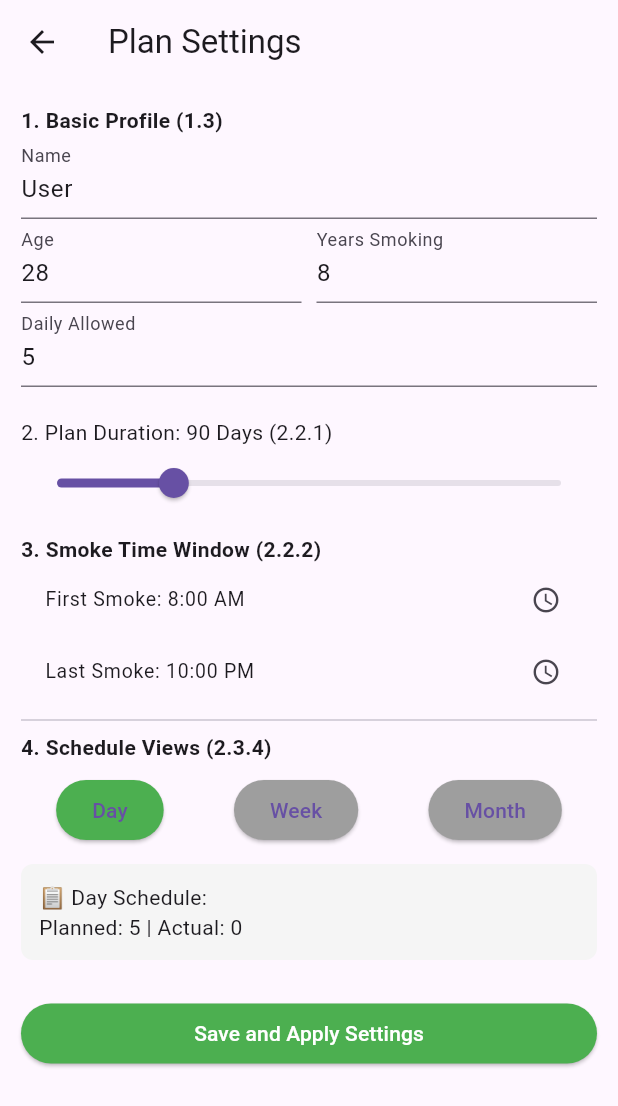
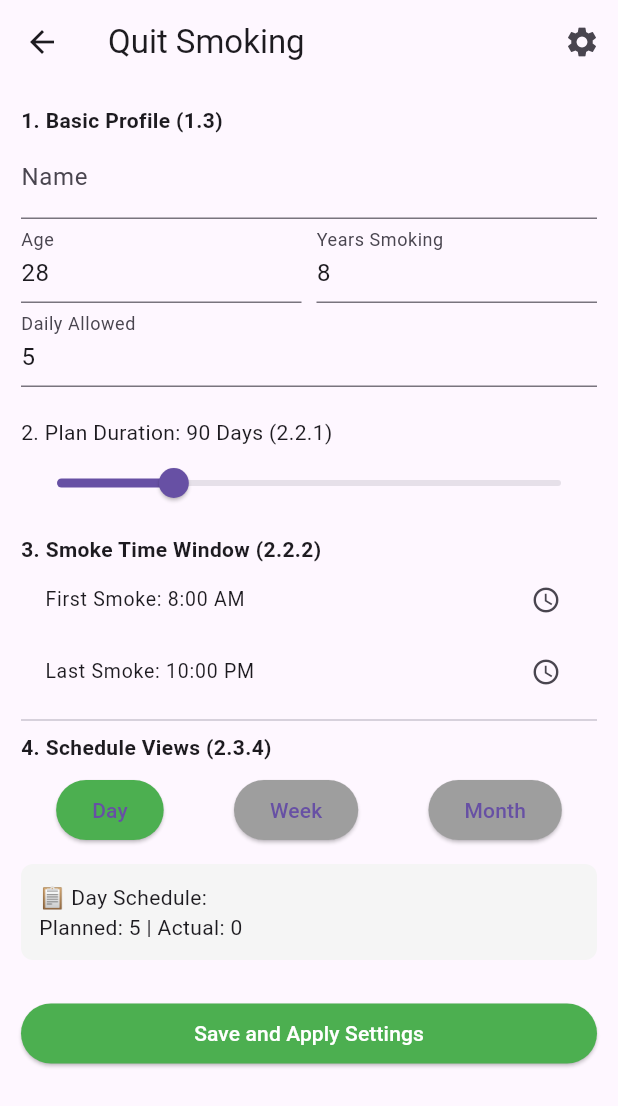
Before and after one commit to johnbutyno3/quit_smoking_club, a Flutter app: the screen it shows after launch, after a tap on the "settings" icon, on a phone screen of 412 x 824 dp. Shown: the top 1106 px of the screen. Run offline on Flutter 3.47's test engine with Material 3 defaults, Android fonts, the phone set to English and light mode, and no system bars; our stand-ins replace shared_preferences.

Commit message:
feat: complete perfect real-time local storage sync

```diff
--- a/lib/screens/home_page.dart
+++ b/lib/screens/home_page.dart
@@ -36,18 +36,22 @@ class _HomePageState extends State<HomePage> {
   // 3. 獨立的撈資料方法 (獨立出來絕不干擾 initState 結構)
   Future<void> _loadStoredData() async {
     final now = DateTime.now();
-    final storedCount = await StorageService.getDailyCount();
-    final storedName = await StorageService.getUserName();
+    // 1. 去硬碟撈出最新修改的數量和名字
+    final sCount = await StorageService.getDailyCount();
+    final sName = await StorageService.getUserName();
 
     if (mounted) {
       setState(() {
+        // 2. 建立新狀態並指回給 engine 核心
         final state = SmokingState(
           startTime: DateTime(now.year, now.month, now.day, 8, 0),
           endTime: DateTime(now.year, now.month, now.day, 22, 0),
-          plannedCount: storedCount,
+          plannedCount: sCount,
         );
         engine = SmokingEngine(state);
-        _noticeText = "Welcome back, $storedName!";
+
+        // 3. 大綱3.2.2：動態更新頂部標準文字框的名字
+        _noticeText = "Welcome back, $sName!";
       });
     }
   }
--- a/lib/screens/setup_page.dart
+++ b/lib/screens/setup_page.dart
@@ -8,20 +8,31 @@ class SetupPage extends StatefulWidget {
 }
 
 class _SetupPageState extends State<SetupPage> {
-  // 1.3 補齊所有基本資料輸入控制器
-  final _nameCtrl = TextEditingController(text: "User");
+  final _nameCtrl = TextEditingController();
   final _ageCtrl = TextEditingController(text: "28");
   final _yearsCtrl = TextEditingController(text: "8");
-  final _countCtrl = TextEditingController(text: "5");
+  final _countCtrl = TextEditingController();
 
-  // 2.2.1 預設 90 天
   double _days = 90.0;
-  // 2.2.2 預設 08:00 與 22:00
   TimeOfDay _firstTime = const TimeOfDay(hour: 8, minute: 0);
   TimeOfDay _lastTime = const TimeOfDay(hour: 22, minute: 0);
+  int _tabIndex = 0;
 
-  // 2.3.4 模擬多階展開按鈕索引 (0:日, 1:週, 2:月)
-  int _tabIndex = 0;
+  @override
+  void initState() {
+    super.initState();
+    _loadStoredSettings(); // 💡 進入設定頁時，自動回填歷史資料
+  }
+
+  // 📡 回填歷史紀錄，防止一進來就被預設值洗掉
+  Future<void> _loadStoredSettings() async {
+    final name = await StorageService.getUserName();
+    final count = await StorageService.getDailyCount();
+    setState(() {
+      _nameCtrl.text = name;
+      _countCtrl.text = count.toString();
+    });
+  }
 
   Future<void> _selectTime(bool isFirst) async {
     final picked = await showTimePicker(
@@ -42,12 +53,25 @@ class _SetupPageState extends State<SetupPage> {
   @override
   Widget build(BuildContext context) {
     return Scaffold(
-      appBar: AppBar(title: const Text("Plan Settings")),
+      appBar: AppBar(
+        title: const Text("Quit Smoking"),
+        actions: [
+          IconButton(
+            icon: const Icon(Icons.settings),
+            onPressed: () async {
+              await Navigator.push(
+                context,
+                MaterialPageRoute(builder: (context) => const SetupPage()),
+              );
+            },
+          ),
+        ],
+      ),
+
       body: SafeArea(
         child: ListView(
           padding: const EdgeInsets.all(14),
           children: [
-            // === 1.3 基本資料建立區 ===
             const Text(
               "1. Basic Profile (1.3)",
               style: TextStyle(fontWeight: FontWeight.bold),
@@ -84,7 +108,6 @@ class _SetupPageState extends State<SetupPage> {
             ),
             const SizedBox(height: 20),
 
-            // === 2.2.1 戒斷天數滑動調整 ===
             Text("2. Plan Duration: ${_days.round()} Days (2.2.1)"),
             Slider(
               value: _days,
@@ -95,7 +118,6 @@ class _SetupPageState extends State<SetupPage> {
             ),
             const SizedBox(height: 10),
 
-            // === 2.2.2 時鐘調整區 ===
             const Text(
               "3. Smoke Time Window (2.2.2)",
               style: TextStyle(fontWeight: FontWeight.bold),
@@ -114,7 +136,6 @@ class _SetupPageState extends State<SetupPage> {
             ),
             const Divider(),
 
-            // === 2.3.4 多階展開(月/周/日)比對區 ===
             const Text(
               "4. Schedule Views (2.3.4)",
               style: TextStyle(fontWeight: FontWeight.bold),
@@ -152,7 +173,6 @@ class _SetupPageState extends State<SetupPage> {
             ),
             const SizedBox(height: 12),
 
-            // 顯示比對看板內容
             Container(
               padding: const EdgeInsets.all(12),
               decoration: BoxDecoration(
@@ -175,10 +195,8 @@ class _SetupPageState extends State<SetupPage> {
               onPressed: () async {
                 final name = _nameCtrl.text;
                 final count = int.tryParse(_countCtrl.text) ?? 5;
-
                 await StorageService.saveUserName(name);
                 await StorageService.saveDailyCount(count);
-
                 if (context.mounted) {
                   Navigator.pop(context);
                 }
--- a/lib/services/storage_service.dart
+++ b/lib/services/storage_service.dart
@@ -1,27 +1,34 @@
 import 'package:shared_preferences/shared_preferences.dart';
 
 class StorageService {
-  // 💾 本地儲存：把每日抽菸數量存在手機裡
   static Future<void> saveDailyCount(int count) async {
     final prefs = await SharedPreferences.getInstance();
     await prefs.setInt('daily_count', count);
+    await prefs.reload();
+    // 🔍 印出除錯訊息
+    print("=== [儲存核心] 成功寫入抽菸數: $count ===");
   }
 
-  // 📡 本地讀取：App 開啟時，去手機撈出上次存的數量
   static Future<int> getDailyCount() async {
     final prefs = await SharedPreferences.getInstance();
-    return prefs.getInt('daily_count') ?? 5; // 沒存過就預設5支
+    await prefs.reload();
+    final count = prefs.getInt('daily_count') ?? 5;
+    print("=== [讀取核心] 成功撈出抽菸數: $count ===");
+    return count;
   }
 
-  // 💾 本地儲存：儲存使用者姓名
   static Future<void> saveUserName(String name) async {
     final prefs = await SharedPreferences.getInstance();
     await prefs.setString('user_name', name);
+    await prefs.reload();
+    print("=== [儲存核心] 成功寫入姓名: $name ===");
   }
 
-  // 📡 本地讀取：撈出上次存的姓名
   static Future<String> getUserName() async {
     final prefs = await SharedPreferences.getInstance();
-    return prefs.getString('user_name') ?? "User";
+    await prefs.reload();
+    final name = prefs.getString('user_name') ?? "User";
+    print("=== [讀取核心] 成功撈出姓名: $name ===");
+    return name;
   }
 }
```
